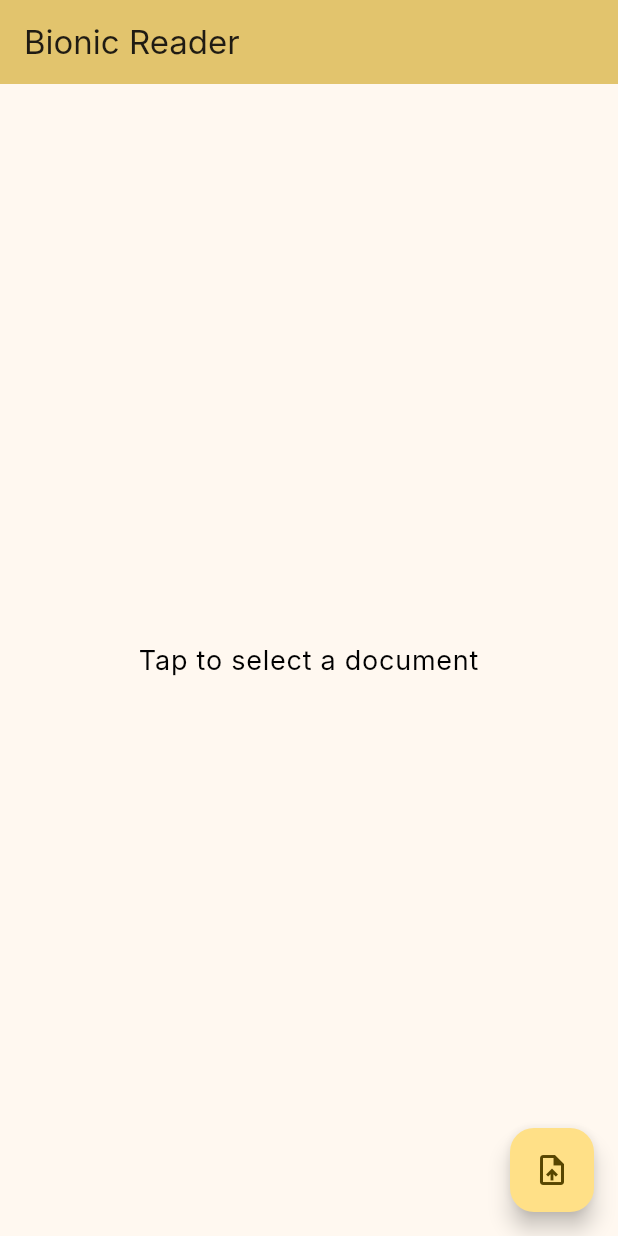
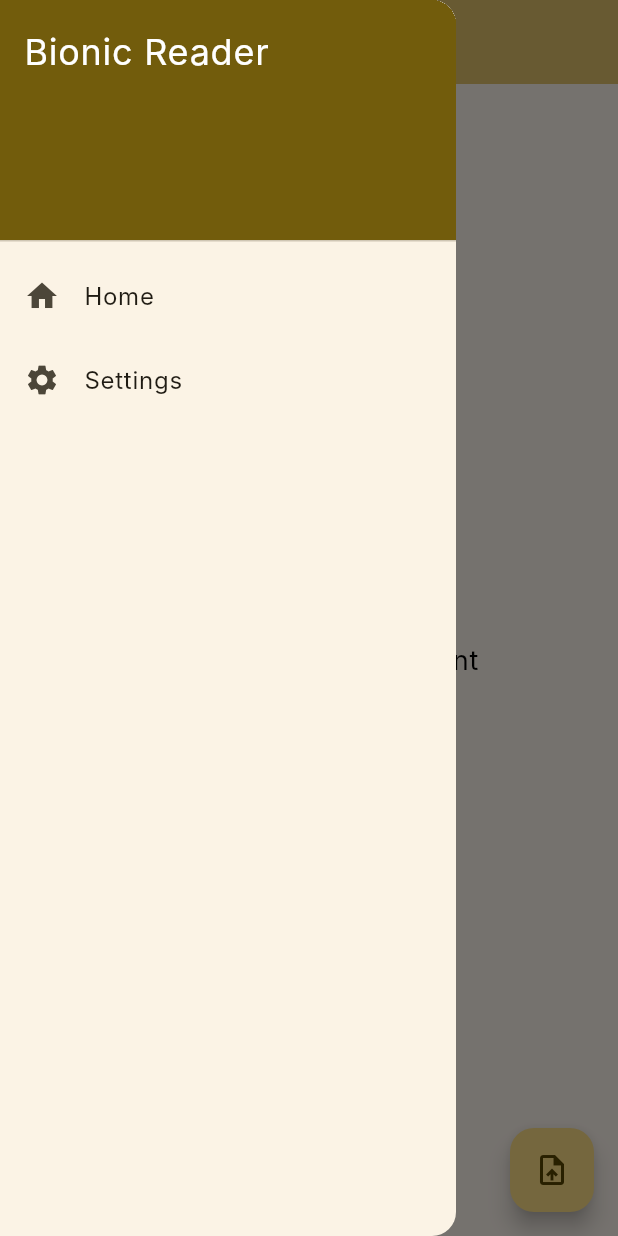
Before and after one commit to Lotthar/bionic-reader, a Flutter app: the screen it shows after launch, with the side drawer open (before the commit the screen has no drawer), on a phone screen of 412 x 824 dp. Run offline on Flutter 3.47's test engine with Material 3 defaults, Android fonts, the phone set to English and light mode, and no system bars; our stand-ins replace file_picker, flutter_spinkit; missing offline and left inert: flutter_pdf_text; Roboto replaces fonts that are missing (Inter).

Commit message:
Initial drawer and page separation added

```diff
--- a/lib/main.dart
+++ b/lib/main.dart
@@ -1,5 +1,6 @@
+import 'package:bionic_reader/screens/settings_screen.dart';
 import 'package:flutter/material.dart';
-import 'screens/home_screen.dart'; // Import the main screen
+import 'package:bionic_reader/screens/home_screen.dart'; // Import the main screen
 
 void main() {
   runApp(const BionicReaderApp());
@@ -19,7 +20,11 @@ class BionicReaderApp extends StatelessWidget {
         // Apply Inter font across the app (requires font configuration in pubspec)
         fontFamily: 'Inter',
       ),
-      home: const BionicReaderHomeScreen(title: 'Bionic Reader'),
+      initialRoute: '/',
+      routes: {
+        '/': (context) => const BionicReaderHomeScreen(title: 'Bionic Reader'),
+        '/settings': (context) => const SettingsScreen(),
+      },
     );
   }
 }
--- a/lib/screens/home_screen.dart
+++ b/lib/screens/home_screen.dart
@@ -4,6 +4,8 @@ import 'package:bionic_reader/mixins/reader_screen_styles.dart';
 import 'package:bionic_reader/services/document_loader_service.dart';
 import 'package:bionic_reader/services/text_pagination_service.dart';
 import 'package:bionic_reader/utils/bionic_conversion_isolate.dart';
+import 'package:bionic_reader/widgets/custom_app_bar.dart';
+import 'package:bionic_reader/widgets/custom_drawer.dart';
 import 'package:bionic_reader/widgets/text_pagination_actions.dart';
 import 'package:flutter/foundation.dart';
 import 'package:flutter/material.dart';
@@ -31,13 +33,13 @@ class _BionicReaderScreenState extends State<BionicReaderHomeScreen> with Bionic
     return LayoutBuilder(
       builder: (context, constraints) {
         return Scaffold(
-          appBar: AppBar(
-            backgroundColor: Theme.of(context).colorScheme.inversePrimary,
-            title: Text(widget.title),
+          appBar: CustomAppBar(
+            title: widget.title,
             actions: !_isLoading && _pages.isNotEmpty && !_allPagesConverted ?
                 BionicReaderScreenStyles.pagesNavigationPlaceholder :
                 _buildPaginationActions(),
           ),
+          drawer: const CustomDrawer(),
           body: Center(
             child: _isLoading
                 ? const CircularProgressIndicator()
--- /dev/null
+++ b/lib/screens/settings_screen.dart
@@ -0,0 +1,20 @@
+import 'package:bionic_reader/widgets/custom_app_bar.dart';
+import 'package:bionic_reader/widgets/custom_drawer.dart';
+import 'package:flutter/material.dart';
+
+class SettingsScreen extends StatelessWidget {
+  const SettingsScreen({super.key});
+
+  @override
+  Widget build(BuildContext context) {
+    return Scaffold(
+      appBar: CustomAppBar(
+        title: 'Settings',
+      ),
+      drawer: const CustomDrawer(),
+      body: const Center(
+        child: Text('Settings Screen'),
+      ),
+    );
+  }
+}
--- /dev/null
+++ b/lib/widgets/custom_app_bar.dart
@@ -0,0 +1,24 @@
+import 'package:flutter/material.dart';
+
+class CustomAppBar extends StatelessWidget implements PreferredSizeWidget {
+  final String title;
+  final List<Widget>? actions;
+
+  const CustomAppBar({
+    super.key,
+    required this.title,
+    this.actions,
+  });
+
+  @override
+  Widget build(BuildContext context) {
+    return AppBar(
+      title: Text(title),
+      backgroundColor: Theme.of(context).colorScheme.inversePrimary,
+      actions: actions,
+    );
+  }
+
+  @override
+  Size get preferredSize => const Size.fromHeight(kToolbarHeight);
+}
--- /dev/null
+++ b/lib/widgets/custom_drawer.dart
@@ -0,0 +1,42 @@
+import 'package:flutter/material.dart';
+
+class CustomDrawer extends StatelessWidget {
+  const CustomDrawer({super.key});
+
+  @override
+  Widget build(BuildContext context) {
+    return Drawer(
+      child: ListView(
+        padding: EdgeInsets.zero,
+        children: <Widget>[
+          DrawerHeader(
+            decoration: BoxDecoration(
+              color: Theme.of(context).colorScheme.primary,
+            ),
+            child: Text(
+              'Bionic Reader',
+              style: TextStyle(
+                color: Colors.white,
+                fontSize: 24,
+              ),
+            ),
+          ),
+          ListTile(
+            leading: const Icon(Icons.home),
+            title: const Text('Home'),
+            onTap: () {
+              Navigator.pushReplacementNamed(context, '/');
+            },
+          ),
+          ListTile(
+            leading: const Icon(Icons.settings),
+            title: const Text('Settings'),
+            onTap: () {
+              Navigator.pushReplacementNamed(context, '/settings');
+            },
+          ),
+        ],
+      ),
+    );
+  }
+}
```
